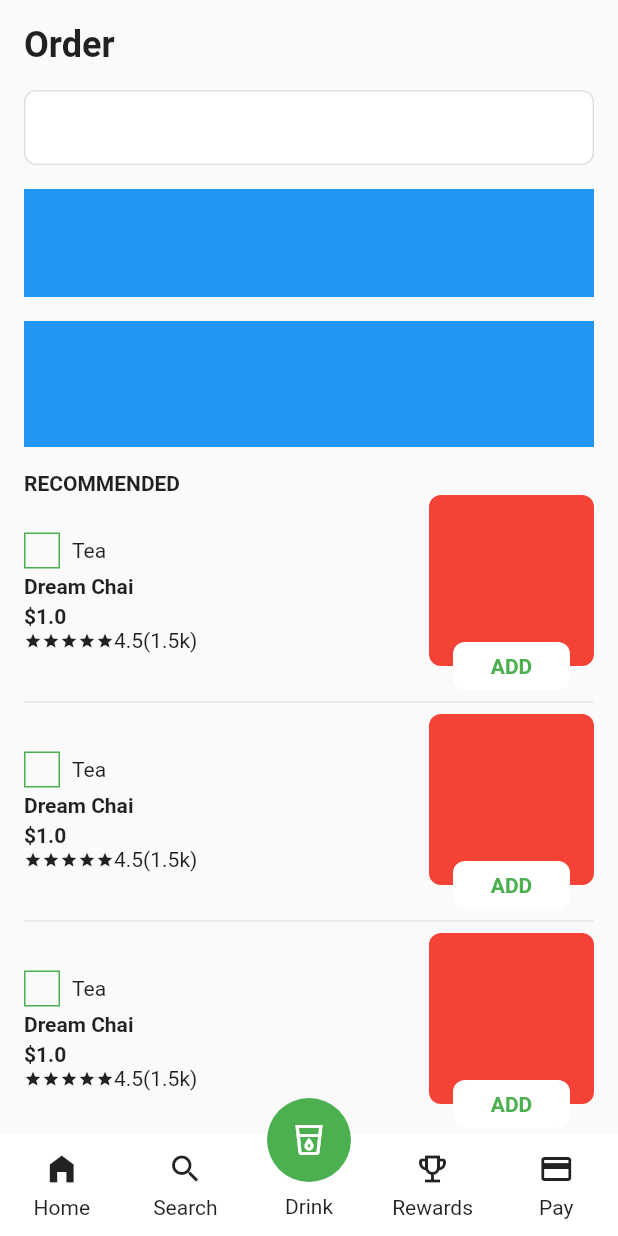
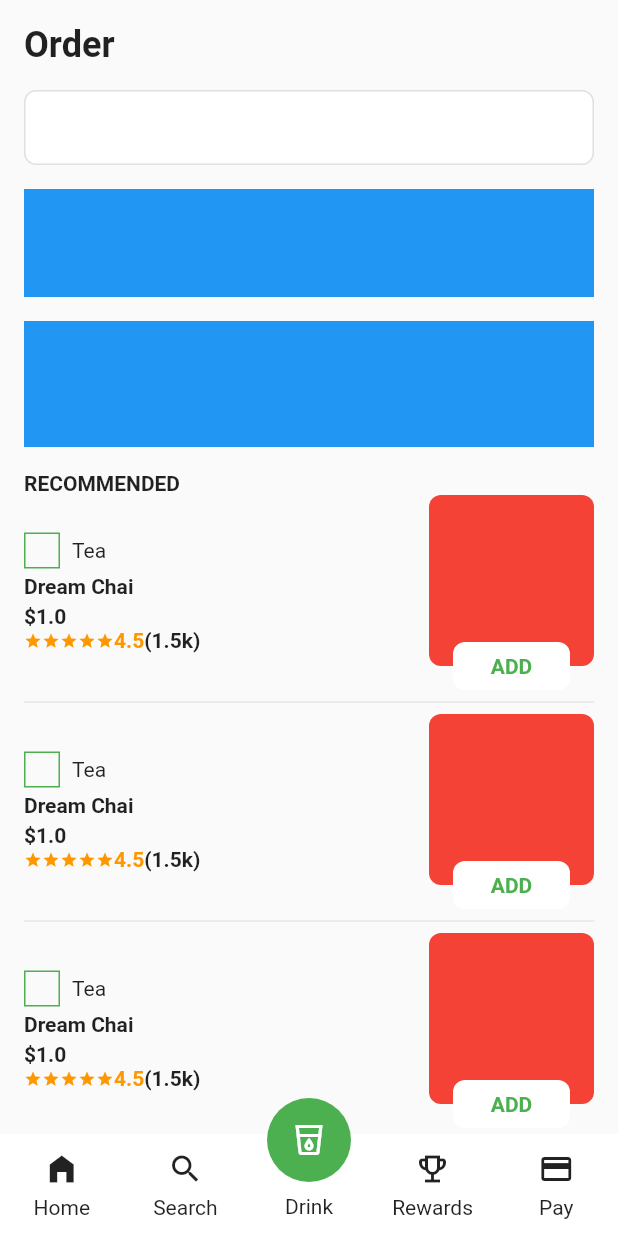
Before and after one commit to JAICHANGPARK/flutter_notebook_chapter_31, a Flutter app: the TeaDrinkMainPage screen opened directly, after a tap on "Drink", on a phone screen of 412 x 824 dp. Run offline on Flutter 3.47's test engine with Material 2 defaults, Android fonts, the phone set to English and light mode, and no system bars; network calls fail.

Commit message:
Update tea_drink_widget.dart

```diff
--- a/lib/ep1551_tea_drink_app/view/tea_drink_widget.dart
+++ b/lib/ep1551_tea_drink_app/view/tea_drink_widget.dart
@@ -68,28 +68,52 @@ class TeaDrinkWidget extends StatelessWidget {
                                 ),
                               ),
                             ),
-                            SizedBox(width: 8,),
-                            Text("Tea"),
+                            const SizedBox(
+                              width: 8,
+                            ),
+                            const Text("Tea"),
                           ],
                         ),
-                        SizedBox(height: 4,),
-                        Text("Dream Chai", style: TextStyle(
-                          fontWeight: FontWeight.bold,
-                        ),),
-                        SizedBox(height: 4,),
-                        Text("\$1.0", style: TextStyle(
-                          fontWeight: FontWeight.bold,
-                        ),),
+                        const SizedBox(
+                          height: 4,
+                        ),
+                        const Text(
+                          "Dream Chai",
+                          style: TextStyle(
+                            fontWeight: FontWeight.bold,
+                          ),
+                        ),
+                        const SizedBox(
+                          height: 4,
+                        ),
+                        const Text(
+                          "\$1.0",
+                          style: TextStyle(
+                            fontWeight: FontWeight.bold,
+                          ),
+                        ),
                         Row(
                           children: [
                             ...List.generate(
                                 5,
-                                (index) => Icon(
+                                (index) => const Icon(
                                       Icons.star,
                                       size: 12,
+                                      color: Colors.orange,
                                     )),
-                            Text("4.5"),
-                            Text('(1.5k)'),
+                            const Text(
+                              "4.5",
+                              style: TextStyle(
+                                fontWeight: FontWeight.bold,
+                                color: Colors.orange,
+                              ),
+                            ),
+                            const Text(
+                              '(1.5k)',
+                              style: TextStyle(
+                                fontWeight: FontWeight.bold,
+                              ),
+                            ),
                           ],
                         )
                       ],
```
